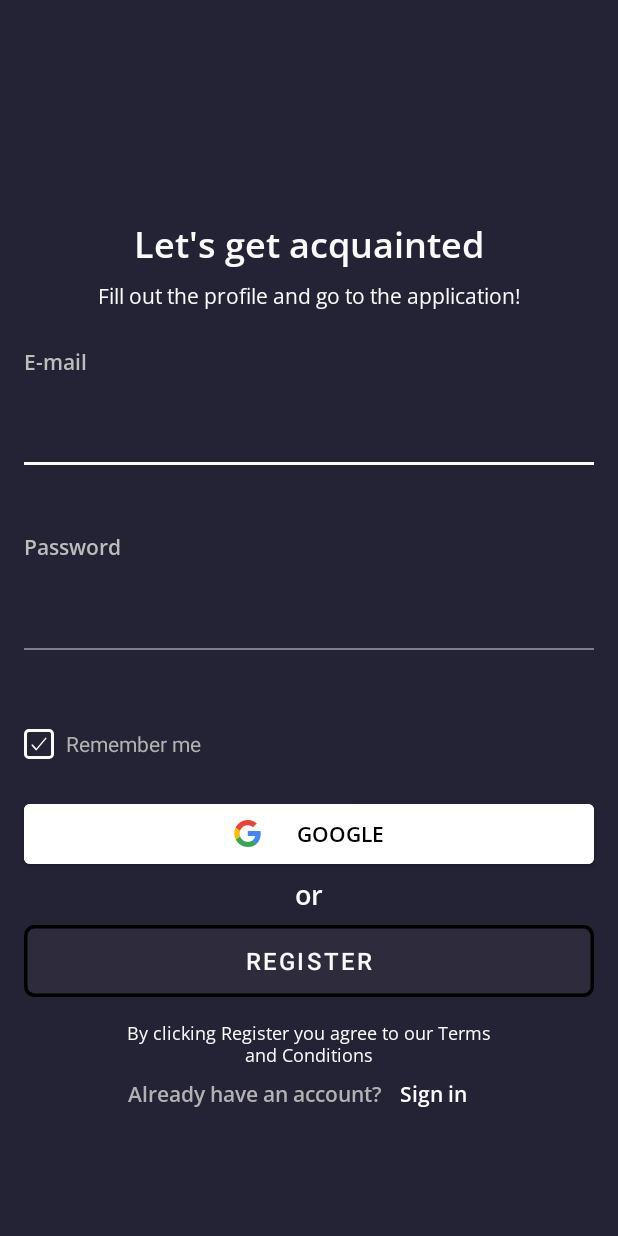
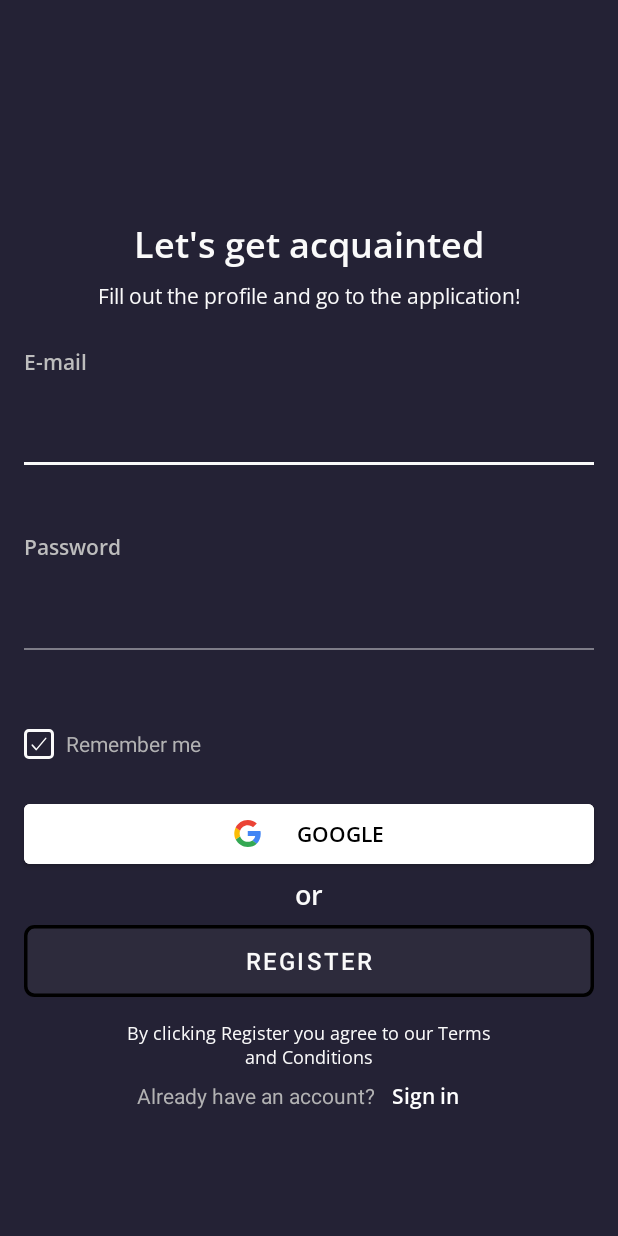
Before and after one commit to 1937Carrie/AndroidAssignment1, an Android app: the screen it shows after launch (SignUpActivity), on a phone screen of 412 x 824 dp. Run offline under Robolectric (Android 15) with nearby library versions, the phone set to English and light mode, and no system bars.

Commit message:
Refactored code.

```diff
--- a/app/src/main/AndroidManifest.xml
+++ b/app/src/main/AndroidManifest.xml
@@ -4,7 +4,6 @@
     <application
 
         android:allowBackup="true"
-        android:dataExtractionRules="@xml/data_extraction_rules"
         android:fullBackupContent="@xml/backup_rules"
         android:icon="@mipmap/ic_launcher"
         android:label="@string/app_name"
--- a/app/src/main/java/sdumchykov/task1/MainActivity.kt
+++ b/app/src/main/java/sdumchykov/task1/MainActivity.kt
@@ -37,9 +37,9 @@ class MainActivity : AppCompatActivity() {
             val firstName = splitted[0].replaceFirstChar { it.uppercase() }
             val secondName = splitted[1].replaceFirstChar { it.uppercase() }
 
-            binding.textName.text = "$firstName $secondName"
+            binding.textViewName.text = "$firstName $secondName"
         } else {
-            binding.textName.text = signupEmail.substring(0, signupEmail.indexOf('@'))
+            binding.textViewName.text = signupEmail.substring(0, signupEmail.indexOf('@'))
         }
     }
 
--- a/app/src/main/res/color/selector_stroke_color.xml
+++ /dev/null
@@ -1,4 +0,0 @@
-<selector xmlns:android="http://schemas.android.com/apk/res/android">
-    <item android:alpha="1" android:color="@color/col_bdbdbd" android:state_focused="true" />
-    <item android:alpha="1" android:color="@color/col_bdbdbd" />
-</selector>
--- a/app/src/main/res/layout-land/activity_sign_up.xml
+++ b/app/src/main/res/layout-land/activity_sign_up.xml
@@ -9,20 +9,16 @@
     <androidx.constraintlayout.widget.ConstraintLayout
         android:layout_width="match_parent"
         android:layout_height="wrap_content"
-        android:background="@color/background">
+        android:background="@color/topViewColor">
 
         <TextView
             android:id="@+id/textViewLetsGetAcquainted"
-            android:layout_width="wrap_content"
-            android:layout_height="wrap_content"
+            style="@style/widthHeightIsWrapContent"
             android:layout_marginTop="64dp"
 
-            android:fontFamily="@font/opensans_semi_bold"
-            android:lineSpacingExtra="-1sp"
             android:text="@string/let_s_get_a"
             android:textAlignment="center"
-            android:textColor="@color/alabaster"
-            android:textSize="24sp"
+            android:textAppearance="@style/textViewLetsGetAcquaintedTextAppearance"
 
             app:layout_constraintEnd_toEndOf="parent"
             app:layout_constraintStart_toStartOf="parent"
@@ -34,12 +30,9 @@
             android:layout_height="wrap_content"
             android:layout_marginTop="8dp"
 
-            android:fontFamily="@font/opensans_regular"
-            android:lineSpacingExtra="-1sp"
             android:text="@string/type_15"
             android:textAlignment="center"
-            android:textColor="@color/alabaster"
-            android:textSize="14sp"
+            android:textAppearance="@style/textViewLFillOutTextAppearance"
 
             app:layout_constraintEnd_toEndOf="parent"
             app:layout_constraintStart_toStartOf="parent"
@@ -47,16 +40,12 @@
 
         <TextView
             android:id="@+id/textViewEmail"
-            android:layout_width="wrap_content"
-            android:layout_height="wrap_content"
+            style="@style/widthHeightIsWrapContent"
             android:layout_marginStart="16dp"
             android:layout_marginTop="24dp"
 
-            android:fontFamily="@font/opensans_semi_bold"
-            android:lineSpacingExtra="-1sp"
             android:text="@string/email"
-            android:textColor="@color/col_bdbdbd"
-            android:textSize="14sp"
+            android:textAppearance="@style/textViewEmailTextAppearance"
 
             app:layout_constraintStart_toStartOf="parent"
             app:layout_constraintTop_toBottomOf="@+id/textViewFillOutProfile" />
@@ -88,16 +77,12 @@
 
         <TextView
             android:id="@+id/textViewPassword"
-            android:layout_width="wrap_content"
-            android:layout_height="wrap_content"
+            style="@style/widthHeightIsWrapContent"
             android:layout_marginStart="16dp"
             android:layout_marginTop="24dp"
 
-            android:fontFamily="@font/opensans_semi_bold"
-            android:lineSpacingExtra="-1sp"
             android:text="@string/password"
-            android:textColor="@color/col_bdbdbd"
-            android:textSize="14sp"
+            android:textAppearance="@style/textViewEmailTextAppearance"
 
             app:layout_constraintStart_toStartOf="parent"
             app:layout_constraintTop_toBottomOf="@+id/textInputLayoutEmail" />
@@ -129,19 +114,17 @@
 
         <CheckBox
             android:id="@+id/checkBoxRememberMe"
-            android:layout_width="wrap_content"
-            android:layout_height="wrap_content"
+            style="@style/widthHeightIsWrapContent"
             android:layout_marginTop="18dp"
 
             android:backgroundTint="@color/orange"
             android:button="@drawable/checkbox"
             android:buttonTint="@color/alabaster"
             android:checked="true"
-            android:lineSpacingExtra="-1sp"
             android:paddingStart="8dp"
             android:text="@string/remember_me"
+            android:textAppearance="@style/checkBoxRememberMeTextAppearance"
             android:textColor="@color/col_b2b2b3"
-            android:textSize="14sp"
 
             app:layout_constraintStart_toStartOf="@id/textInputLayoutPassword"
             app:layout_constraintTop_toBottomOf="@id/textInputLayoutPassword"
@@ -154,13 +137,13 @@
             android:layout_marginHorizontal="16dp"
             android:layout_marginTop="16dp"
 
-            android:letterSpacing="0"
             android:backgroundTint="@color/white"
             android:fontFamily="@font/opensans_semi_bold"
             android:insetLeft="0dp"
             android:insetTop="0dp"
             android:insetRight="0dp"
             android:insetBottom="0dp"
+            android:letterSpacing="0"
 
             android:text="@string/google"
             android:textColor="@color/black"
@@ -175,16 +158,12 @@
 
         <TextView
             android:id="@+id/textViewOr"
-            android:layout_width="wrap_content"
-            android:layout_height="wrap_content"
+            style="@style/widthHeightIsWrapContent"
             android:layout_marginTop="8dp"
 
-            android:fontFamily="@font/opensans_semi_bold"
-            android:lineSpacingExtra="-1sp"
             android:text="@string/or"
             android:textAlignment="center"
-            android:textColor="@color/alabaster"
-            android:textSize="18sp"
+            android:textAppearance="@style/textViewOrTextAppearance"
 
             app:layout_constraintEnd_toEndOf="parent"
             app:layout_constraintStart_toStartOf="parent"
@@ -217,12 +196,10 @@
             android:layout_marginTop="16dp"
             android:layout_marginEnd="16dp"
             android:fontFamily="@font/opensans_regular"
+            android:text="@string/by_clicking"
 
-            android:lineSpacingExtra="-1sp"
-            android:text="@string/by_clicking"
             android:textAlignment="center"
-            android:textColor="@color/alabaster"
-            android:textSize="12sp"
+            android:textAppearance="@style/textViewTermAndConditionTextAppearance"
 
             app:layout_constraintEnd_toEndOf="parent"
             app:layout_constraintStart_toStartOf="parent"
@@ -254,7 +231,7 @@
             android:layout_marginStart="12dp"
 
             android:fontFamily="@font/opensans_semi_bold"
-            android:text="Sign in"
+            android:text="@string/sign_in"
             android:textAlignment="center"
             android:textColor="@color/white"
 
--- a/app/src/main/res/layout/activity_sign_up.xml
+++ b/app/src/main/res/layout/activity_sign_up.xml
@@ -8,16 +8,12 @@
 
     <TextView
         android:id="@+id/textViewLetsGetAcquainted"
-        android:layout_width="wrap_content"
-        android:layout_height="wrap_content"
+        style="@style/widthHeightIsWrapContent"
         android:layout_marginTop="146dp"
 
-        android:fontFamily="@font/opensans_semi_bold"
-        android:lineSpacingExtra="-1sp"
         android:text="@string/let_s_get_a"
         android:textAlignment="center"
-        android:textColor="@color/alabaster"
-        android:textSize="24sp"
+        android:textAppearance="@style/textViewLetsGetAcquaintedTextAppearance"
 
         app:layout_constraintEnd_toEndOf="parent"
         app:layout_constraintStart_toStartOf="parent"
@@ -25,16 +21,12 @@
 
     <TextView
         android:id="@+id/textViewFillOutProfile"
-        android:layout_width="wrap_content"
-        android:layout_height="wrap_content"
+        style="@style/widthHeightIsWrapContent"
         android:layout_marginTop="8dp"
 
-        android:fontFamily="@font/opensans_regular"
-        android:lineSpacingExtra="-1sp"
         android:text="@string/type_15"
         android:textAlignment="center"
-        android:textColor="@color/alabaster"
-        android:textSize="14sp"
+        android:textAppearance="@style/textViewLFillOutTextAppearance"
 
         app:layout_constraintEnd_toEndOf="parent"
         app:layout_constraintStart_toStartOf="parent"
@@ -42,16 +34,12 @@
 
     <TextView
         android:id="@+id/textViewEmail"
-        android:layout_width="wrap_content"
-        android:layout_height="wrap_content"
+        style="@style/widthHeightIsWrapContent"
         android:layout_marginStart="16dp"
         android:layout_marginTop="24dp"
 
-        android:fontFamily="@font/opensans_semi_bold"
-        android:lineSpacingExtra="-1sp"
         android:text="@string/email"
-        android:textColor="@color/col_bdbdbd"
-        android:textSize="14sp"
+        android:textAppearance="@style/textViewEmailTextAppearance"
 
         app:layout_constraintStart_toStartOf="parent"
         app:layout_constraintTop_toBottomOf="@+id/textViewFillOutProfile" />
@@ -83,16 +71,12 @@
 
     <TextView
         android:id="@+id/textViewPassword"
-        android:layout_width="wrap_content"
-        android:layout_height="wrap_content"
+        style="@style/widthHeightIsWrapContent"
         android:layout_marginStart="16dp"
         android:layout_marginTop="24dp"
 
-        android:fontFamily="@font/opensans_semi_bold"
-        android:lineSpacingExtra="-1sp"
         android:text="@string/password"
-        android:textColor="@color/col_bdbdbd"
-        android:textSize="14sp"
+        android:textAppearance="@style/textViewEmailTextAppearance"
 
         app:layout_constraintStart_toStartOf="parent"
         app:layout_constraintTop_toBottomOf="@+id/textInputLayoutEmail" />
@@ -124,19 +108,17 @@
 
     <CheckBox
         android:id="@+id/checkBoxRememberMe"
-        android:layout_width="wrap_content"
-        android:layout_height="wrap_content"
+        style="@style/widthHeightIsWrapContent"
         android:layout_marginTop="18dp"
 
         android:backgroundTint="@color/orange"
         android:button="@drawable/checkbox"
         android:buttonTint="@color/alabaster"
         android:checked="true"
-        android:lineSpacingExtra="-1sp"
         android:paddingStart="8dp"
         android:text="@string/remember_me"
+        android:textAppearance="@style/checkBoxRememberMeTextAppearance"
         android:textColor="@color/col_b2b2b3"
-        android:textSize="14sp"
 
         app:layout_constraintStart_toStartOf="@id/textInputLayoutPassword"
         app:layout_constraintTop_toBottomOf="@id/textInputLayoutPassword"
@@ -144,7 +126,7 @@
 
     <Button
         android:id="@+id/buttonSignInWithGoogle"
-        android:layout_width="0dp"
+        android:layout_width="match_parent"
         android:layout_height="40dp"
         android:layout_marginHorizontal="16dp"
         android:layout_marginTop="16dp"
@@ -170,16 +152,12 @@
 
     <TextView
         android:id="@+id/textViewOr"
-        android:layout_width="wrap_content"
-        android:layout_height="wrap_content"
+        style="@style/widthHeightIsWrapContent"
         android:layout_marginTop="8dp"
 
-        android:fontFamily="@font/opensans_semi_bold"
-        android:lineSpacingExtra="-1sp"
         android:text="@string/or"
         android:textAlignment="center"
-        android:textColor="@color/alabaster"
-        android:textSize="18sp"
+        android:textAppearance="@style/textViewOrTextAppearance"
 
         app:layout_constraintEnd_toEndOf="parent"
         app:layout_constraintStart_toStartOf="parent"
@@ -213,12 +191,9 @@
         android:layout_marginEnd="16dp"
         android:fontFamily="@font/opensans_regular"
 
-        android:lineSpacingExtra="-1sp"
         android:text="@string/by_clicking"
         android:textAlignment="center"
-        android:textColor="@color/alabaster"
-        android:textSize="12sp"
-
+        android:textAppearance="@style/textViewTermAndConditionTextAppearance"
         app:layout_constraintEnd_toEndOf="parent"
         app:layout_constraintStart_toStartOf="parent"
         app:layout_constraintTop_toBottomOf="@id/buttonRegister" />
@@ -229,7 +204,6 @@
         android:layout_height="wrap_content"
         android:layout_marginTop="8dp"
 
-        android:fontFamily="@font/opensans_semi_bold"
         android:gravity="center"
         android:text="@string/already_hav"
         android:textAlignment="center"
@@ -246,11 +220,12 @@
         android:layout_width="wrap_content"
         android:layout_height="wrap_content"
         android:layout_marginStart="12dp"
+
         android:fontFamily="@font/opensans_semi_bold"
-
-        android:text="Sign in"
+        android:text="@string/sign_in"
         android:textAlignment="center"
         android:textColor="@color/white"
+        android:textSize="14sp"
 
         app:layout_constraintEnd_toEndOf="@+id/textViewTermAndCondition"
         app:layout_constraintStart_toEndOf="@id/textViewAlreadyHaveAccount"
--- a/app/src/main/res/values/strings.xml
+++ b/app/src/main/res/values/strings.xml
@@ -16,4 +16,5 @@
     <string name="register">REGISTER</string>
     <string name="by_clicking">By clicking Register you agree to our Terms\nand Conditions</string>
     <string name="already_hav">Already have an account?</string>
+    <string name="sign_in">Sign in</string>
 </resources>
--- a/app/src/main/res/values/themes.xml
+++ b/app/src/main/res/values/themes.xml
@@ -29,31 +29,31 @@
     </style>
 
 
-    <style name="viewLayout">
+    <style name="viewStyle">
         <item name="android:layout_width">match_parent</item>
         <item name="android:layout_height">0dp</item>
     </style>
 
-    <style name="settingsLayout">
+    <style name="textViewSettingsStyle">
         <item name="android:layout_width">wrap_content</item>
         <item name="android:layout_height">wrap_content</item>
         <item name="android:layout_marginStart">16dp</item>
         <item name="android:layout_marginTop">16dp</item>
     </style>
 
-    <style name="settingsTextAppearance">
+    <style name="textViewSettingsTextAppearance">
         <item name="android:fontFamily">@font/opensans_semi_bold</item>
         <item name="android:textColor">@color/alabaster</item>
         <item name="android:textSize">24sp</item>
     </style>
 
-    <style name="imageLayout">
+    <style name="imageViewPictureStyle">
         <item name="android:layout_width">113dp</item>
         <item name="android:layout_height">113dp</item>
         <item name="android:layout_marginTop">79dp</item>
     </style>
 
-    <style name="nameLayout">
+    <style name="textViewNameStyle">
         <item name="android:layout_width">wrap_content</item>
         <item name="android:layout_height">wrap_content</item>
         <item name="android:layout_marginTop">24dp</item>
@@ -65,19 +65,19 @@
         <item name="android:textSize">18sp</item>
     </style>
 
-    <style name="professionLayout">
+    <style name="textViewProfessionStyle">
         <item name="android:layout_width">wrap_content</item>
         <item name="android:layout_height">wrap_content</item>
         <item name="android:layout_marginTop">8dp</item>
     </style>
 
-    <style name="h3TextAppearance">
+    <style name="additionalTextAppearance">
         <item name="android:textColor">@color/grey</item>
         <item name="android:textSize">14sp</item>
         <item name="android:fontFamily">@font/opensans_regular</item>
     </style>
 
-    <style name="addressLayout">
+    <style name="textViewAddressStyle">
         <item name="android:layout_width">wrap_content</item>
         <item name="android:layout_height">wrap_content</item>
         <item name="android:layout_marginTop">16dp</item>
@@ -89,13 +89,13 @@
         <item name="android:layout_marginTop">62dp</item>
     </style>
 
-    <style name="edit_profileLayout">
+    <style name="buttonEditProfileStyle">
         <item name="android:layout_height">40dp</item>
         <item name="android:layout_width">328dp</item>
         <item name="android:layout_marginTop">95dp</item>
     </style>
 
-    <style name="edit_profileTextAppearance">
+    <style name="buttonEditProfileTextAppearance">
         <item name="android:fontFamily">@font/opensans_semi_bold</item>
         <item name="android:letterSpacing">0</item>
         <item name="android:lineSpacingExtra">-1sp</item>
@@ -103,17 +103,68 @@
         <item name="android:textSize">14sp</item>
     </style>
 
-    <style name="view_my_contactsLayout">
+    <style name="buttonViewMyContactsStyle">
         <item name="android:layout_width">328dp</item>
         <item name="android:layout_height">55dp</item>
         <item name="android:layout_marginTop">6dp</item>
 
     </style>
 
-    <style name="view_my_contactsTextAppearance">
+    <style name="viewMyContactsTextAppearance">
         <item name="android:textSize">16sp</item>
         <item name="android:letterSpacing">0.09</item>
         <item name="android:fontFamily">@font/opensans_semi_bold</item>
     </style>
 
+    <style name="textViewLetsGetAcquaintedTextAppearance">
+        <item name="android:fontFamily">@font/opensans_semi_bold</item>
+        <item name="android:lineSpacingExtra">-1sp</item>
+        <item name="android:textColor">@color/alabaster</item>
+        <item name="android:textSize">24sp</item>
+    </style>
+
+    <style name="widthHeightIsWrapContent">
+        <item name="android:layout_width">wrap_content</item>
+        <item name="android:layout_height">wrap_content</item>
+    </style>
+
+    <style name="textViewLFillOutTextAppearance">
+        <item name="android:fontFamily">@font/opensans_regular</item>
+        <item name="android:lineSpacingExtra">-1sp</item>
+        <item name="android:textColor">@color/alabaster</item>
+        <item name="android:textSize">14sp</item>
+    </style>
+
+    <style name="textViewEmailTextAppearance">
+        <item name="android:fontFamily">@font/opensans_semi_bold</item>
+        <item name="android:lineSpacingExtra">-1sp</item>
+        <item name="android:textColor">@color/col_bdbdbd</item>
+        <item name="android:textSize">14sp</item>
+    </style>
+
+    <style name="textViewAlreadyHaveAccountTextAppearance">
+        <item name="android:fontFamily">@font/opensans_semi_bold</item>
+        <item name="android:textSize">14sp</item>
+
+    </style>
+
+    <style name="checkBoxRememberMeTextAppearance">
+        <item name="android:lineSpacingExtra">-1sp</item>
+        <item name="android:textSize">14sp</item>
+    </style>
+
+    <style name="textViewOrTextAppearance">
+        <item name="android:fontFamily">@font/opensans_semi_bold</item>
+        <item name="android:lineSpacingExtra">-1sp</item>
+        <item name="android:textColor">@color/alabaster</item>
+        <item name="android:textSize">18sp</item>
+    </style>
+
+    <style name="textViewTermAndConditionTextAppearance">
+        <item name="android:lineSpacingExtra">-1sp</item>
+        <item name="android:textColor">@color/alabaster</item>
+        <item name="android:textSize">12sp</item>
+
+    </style>
+
 </resources>
```
Also changed, not shown: app/src/main/java/sdumchykov/task1/SignUpActivity.kt (+4 -5 lines), app/src/main/res/layout/activity_main.xml (+42 -41 lines), 3 other files.
